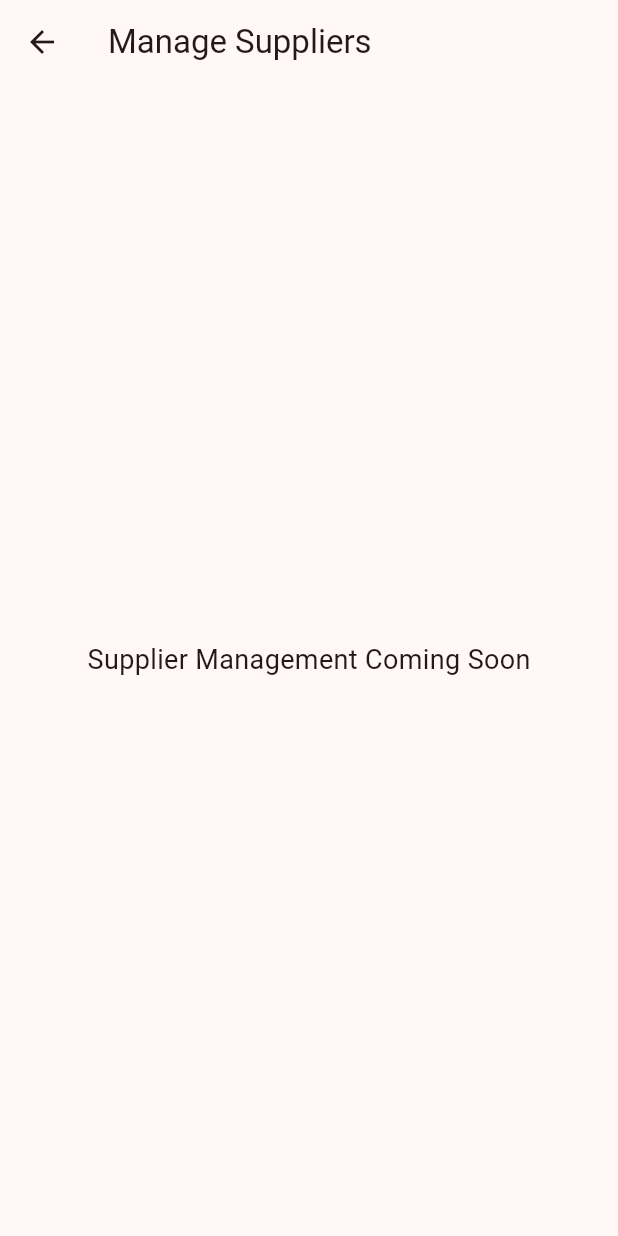
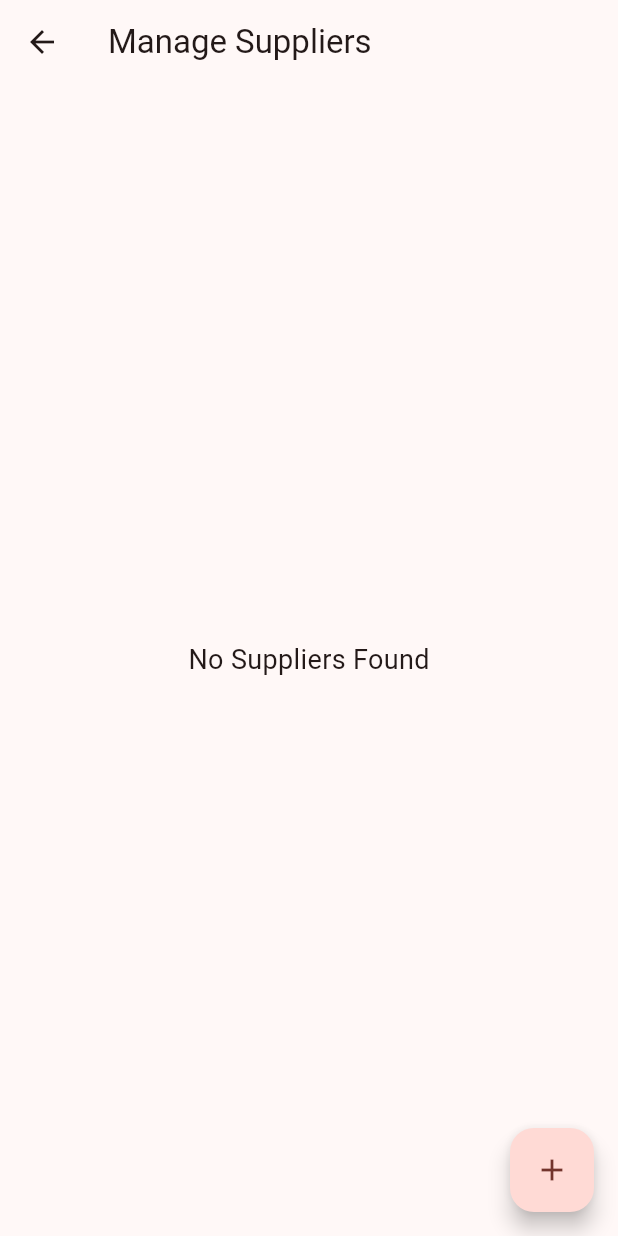
Before and after one commit to shripati7/Arihant-Bike-Scooty-Spare-App, a Flutter app: the ManageSuppliersScreen screen opened directly, on a phone screen of 412 x 824 dp. Run offline on Flutter 3.47's test engine with Material 3 defaults, Android fonts, the light colour scheme and no system bars; our stand-ins replace cached_network_image, carousel_slider, cloud_firestore, firebase_auth, firebase_core, firebase_storage and 5 more; accounts and stored records are empty.

Commit message:
Added supplier management screen skeleton

```diff
--- a/lib/admin/manage_suppliers_screen.dart
+++ b/lib/admin/manage_suppliers_screen.dart
@@ -9,9 +9,19 @@ class ManageSuppliersScreen extends StatelessWidget {
       appBar: AppBar(
         title: const Text('Manage Suppliers'),
       ),
+      floatingActionButton: FloatingActionButton(
+        onPressed: () {
+          ScaffoldMessenger.of(context).showSnackBar(
+            const SnackBar(
+              content: Text('Add Supplier Coming Soon'),
+            ),
+          );
+        },
+        child: const Icon(Icons.add),
+      ),
       body: const Center(
         child: Text(
-          'Supplier Management Coming Soon',
+          'No Suppliers Found',
           style: TextStyle(fontSize: 18),
         ),
       ),
```
